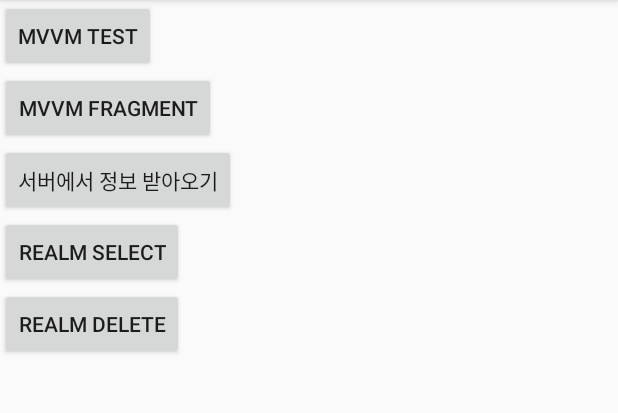
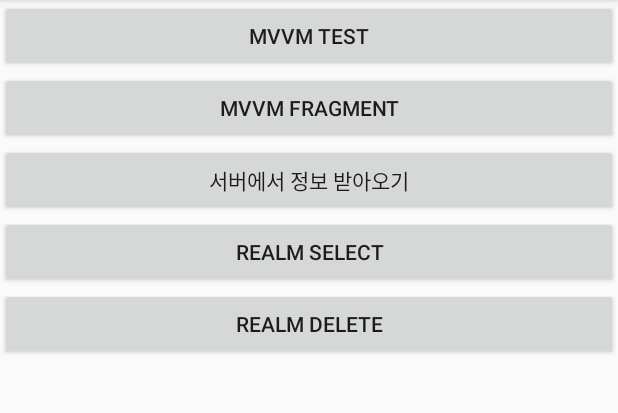
Before and after one commit to yhecg/android_kotlin_basic, an Android app: the screen it shows after launch (MainActivity), after a tap on "서버에서 정보 받아오기", on a phone screen of 412 x 824 dp, the part 84-497 px from its top. Run offline under Robolectric (Android 15) with nearby library versions, the phone set to English and light mode, and no system bars; our stand-ins replace data binding; libraries missing offline, so code that uses them is left out: io.realm; 7 statements that could not run were skipped.

Commit message:
recyclerview 코드랩 7.2 진행중

```diff
--- a/app/src/main/java/com/example/juniorproject/db/realm/model/RealmTotalUserInfoModel.kt
+++ b/app/src/main/java/com/example/juniorproject/db/realm/model/RealmTotalUserInfoModel.kt
@@ -1,5 +1,6 @@
 package com.example.juniorproject.db.realm.model
 
+import io.realm.RealmList
 import io.realm.RealmObject
 import io.realm.annotations.PrimaryKey
 import io.realm.annotations.RealmClass
--- a/app/src/main/java/com/example/juniorproject/network/RetrofitClient.kt
+++ b/app/src/main/java/com/example/juniorproject/network/RetrofitClient.kt
@@ -2,26 +2,26 @@ package com.example.juniorproject.network
 
 import android.os.Handler
 import android.os.Message
+import com.example.juniorproject.common.Constant
 import com.example.juniorproject.network.dto.ResponseTotalUserInfo
 import com.example.juniorproject.util.LogUtil
 import retrofit2.Call
 import retrofit2.Callback
 import retrofit2.Response
+import retrofit2.Retrofit
+import retrofit2.converter.gson.GsonConverterFactory
 
 /**
  * Retrofit 통신 api 모음
  */
-//class RetrofitClient private constructor(){
-class RetrofitClient {
+class RetrofitClient private constructor(){
 
     companion object{
 
         private val TAG = RetrofitClient::class.java.simpleName
 
-        private var instance: RetrofitClient? = null
-//        @Volatile private var instance: RetrofitClient? = null
+        @Volatile private var instance: RetrofitClient? = null
 
-        @Synchronized
         @JvmStatic
         fun getInstance(): RetrofitClient? {
             try{
@@ -37,10 +37,19 @@ class RetrofitClient {
 
     }
 
+    private fun getInterface(serverUrl:String) : RetrofitInterface{
+        return Retrofit.Builder()
+            .baseUrl(serverUrl)
+            .addConverterFactory(GsonConverterFactory.create())
+            .build()
+            .create(RetrofitInterface::class.java)
+    }
+
+
     // 전체 유저의 정보
     fun requestTotalUserInfo(handler:Handler){
         try{
-            RetrofitManager.getInstance()?.getServerData()?.enqueue(object :
+            getInterface(Constant.SERVER_URL).getServerData().enqueue(object :
                 Callback<ResponseTotalUserInfo> {
                 override fun onFailure(call: Call<ResponseTotalUserInfo>, t: Throwable) {
                     LogUtil.e(TAG, "통신 실패 : $t")
--- a/app/src/main/java/com/example/juniorproject/network/RetrofitManager.kt
+++ /dev/null
@@ -1,40 +0,0 @@
-package com.example.juniorproject.network
-
-import com.example.juniorproject.common.Constant
-import com.example.juniorproject.util.LogUtil
-import retrofit2.Retrofit
-import retrofit2.converter.gson.GsonConverterFactory
-import kotlin.Exception
-
-/**
- * Retrofit 을 사용하기 위한 셋팅
- */
-class RetrofitManager {
-
-    companion object{
-
-        private val TAG = RetrofitManager::class.java.simpleName
-
-        private var retrofitInterface: RetrofitInterface? = null
-
-        @Synchronized
-        @JvmStatic
-        fun getInstance(): RetrofitInterface? {
-            try{
-                if(retrofitInterface == null) {
-                    retrofitInterface = Retrofit.Builder()
-                        .baseUrl(Constant.SERVER_URL)
-                        .addConverterFactory(GsonConverterFactory.create())
-                        .build()
-                        .create(RetrofitInterface::class.java)
-                    LogUtil.d(TAG, "Retrofit Instance 생성")
-                }
-            } catch (e:Exception){
-                LogUtil.e(TAG, "통신 설정 오류 : $e")
-            }
-            return retrofitInterface
-        }
-
-    }
-
-}
--- a/app/src/main/java/com/example/juniorproject/ui/viewmodel/MainViewModel.kt
+++ b/app/src/main/java/com/example/juniorproject/ui/viewmodel/MainViewModel.kt
@@ -1,22 +1,23 @@
 package com.example.juniorproject.ui.viewmodel
 
-import android.content.Context
-import android.content.Intent
-import android.view.View
+import androidx.lifecycle.MutableLiveData
 import androidx.lifecycle.ViewModel
-import com.example.juniorproject.example.mvvm_fragment.VmSharedActivity
 
+/**
+ * View 또는 액티비티 Context에 대한 레퍼런스를 가지면 안됩니다.
+ * View는 ViewModel의 reference를 가지지만 ViewModel은 View에 대한 정보가 전혀 없어야 합니다.
+ * (ViewModel이 View의 레퍼런스를 가진다면 lifecycle 에 따른 메모리릭이 발생할 수 있는데
+ * 그 이유는 ViewModel이 destroy 외의 라이프사이클에서는 메모리에서 해제되지 않기 때문입니다.)
+ */
 class MainViewModel : ViewModel() {
 
     private val TAG = MainViewModel::class.java.simpleName
 
-    init {
-
+    // 액티비티 띄우기
+    var showAct = MutableLiveData<Int>()
+    fun callShowActivity(type:Int){
+        showAct.value = type
     }
 
-    fun startMvvmFrag(context: Context){
-        val intent: Intent = Intent(context, VmSharedActivity::class.java)
-        context.startActivity(intent)
-    }
 
 }
--- a/app/src/main/res/layout/activity_main.xml
+++ b/app/src/main/res/layout/activity_main.xml
@@ -7,11 +7,11 @@
 
     <data>
         <variable
-            name="activity"
+            name="vm"
+            type="com.example.juniorproject.ui.viewmodel.MainViewModel" />
+        <variable
+            name="act"
             type="com.example.juniorproject.ui.MainActivity" />
-<!--        <variable-->
-<!--            name="vm"-->
-<!--            type="com.example.juniorproject.ui.viewmodel.MainViewModel" />-->
     </data>
 
     <LinearLayout
@@ -20,40 +20,47 @@
         android:orientation="vertical"
         tools:context=".ui.MainActivity">
 
+        <LinearLayout
+            android:layout_width="match_parent"
+            android:layout_height="wrap_content"
+            android:orientation="horizontal" >
+
+        </LinearLayout>
+
         <Button
             android:id="@+id/btnMvvmTest"
-            android:layout_width="wrap_content"
+            android:layout_width="match_parent"
             android:layout_height="wrap_content"
             android:text="MVVM TEST"
-            android:onClick="@{() -> activity.startMvvmTest()}" />
+            android:onClick="@{() -> vm.callShowActivity(1)}" />
 
         <Button
             android:id="@+id/btnMvvmFrag"
-            android:layout_width="wrap_content"
+            android:layout_width="match_parent"
             android:layout_height="wrap_content"
             android:text="MVVM FRAGMENT"
-            android:onClick="@{() -> activity.startMvvmFrag()}" />
+            android:onClick="@{() -> vm.callShowActivity(2)}" />
 
         <Button
             android:id="@+id/btnServer"
-            android:layout_width="wrap_content"
+            android:layout_width="match_parent"
             android:layout_height="wrap_content"
             android:text="@string/btn_server"
-            android:onClick="@{() -> activity.getServerData()}" />
+            android:onClick="@{() -> act.getServerData()}" />
 
         <Button
             android:id="@+id/btnRealmSelect"
-            android:layout_width="wrap_content"
+            android:layout_width="match_parent"
             android:layout_height="wrap_content"
             android:text="@string/btn_realm_select"
-            android:onClick="@{() -> activity.getRealmData()}" />
+            android:onClick="@{() -> act.getRealmData()}" />
 
         <Button
             android:id="@+id/btnRealmDelete"
-            android:layout_width="wrap_content"
+            android:layout_width="match_parent"
             android:layout_height="wrap_content"
             android:text="@string/btn_realm_delete"
-            android:onClick="@{() -> activity.setRealmDataDelete()}" />
+            android:onClick="@{() -> act.setRealmDataDelete()}" />
 
         <androidx.recyclerview.widget.RecyclerView
             android:id="@+id/rvTotalUserInfoList"
```
Also changed, not shown: app/src/main/java/com/example/juniorproject/common/Constant.kt (+0 -7 lines), app/src/main/java/com/example/juniorproject/network/dto/ResponseTotalUserInfo.kt (+6 -6 lines), app/src/main/java/com/example/juniorproject/ui/MainActivity.kt (+50 -82 lines), app/src/main/java/com/example/juniorproject/ui/adapter/TotalUserInfoListAdapter.kt (+25 -3 lines), app/src/main/java/com/example/juniorproject/ui/dto/TotalUserInfoDTO.kt (deleted, +0 -18 lines), app/src/main/res/layout/item_total_user_info.xml (+30 -6 lines).
